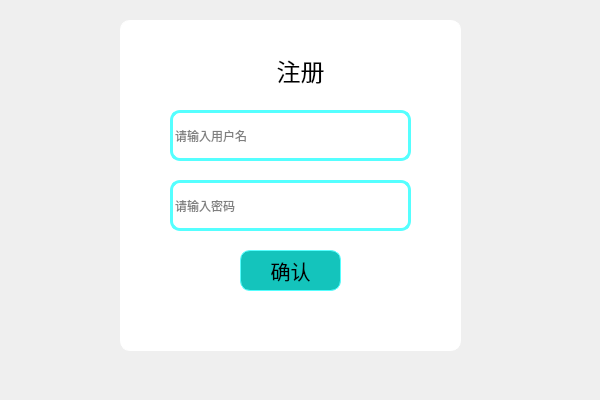
The window that ClientUI/Regist.ui (IDMoquan/Chatting_Room) describes before a commit, drawn with Qt 5.
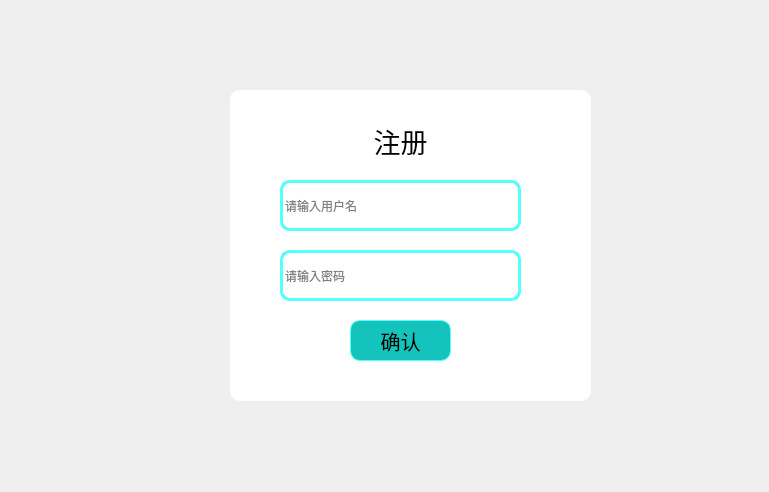
The same window after the commit.

The edit to the form file:
```diff
--- a/ClientUI/Regist.ui
+++ b/ClientUI/Regist.ui
@@ -6,8 +6,8 @@
    <rect>
     <x>0</x>
     <y>0</y>
-    <width>600</width>
-    <height>400</height>
+    <width>769</width>
+    <height>492</height>
    </rect>
   </property>
   <property name="windowTitle">
@@ -16,10 +16,10 @@
   <widget class="QWidget" name="widget" native="true">
    <property name="geometry">
     <rect>
-     <x>120</x>
-     <y>20</y>
-     <width>341</width>
-     <height>331</height>
+     <x>230</x>
+     <y>90</y>
+     <width>361</width>
+     <height>311</height>
     </rect>
    </property>
    <property name="styleSheet">
@@ -34,7 +34,7 @@
    <widget class="QLabel" name="label">
     <property name="geometry">
      <rect>
-      <x>120</x>
+      <x>110</x>
       <y>30</y>
       <width>121</width>
       <height>41</height>
@@ -42,8 +42,8 @@
     </property>
     <property name="font">
      <font>
-      <family>幼圆</family>
-      <pointsize>18</pointsize>
+      <family>微软雅黑</family>
+      <pointsize>20</pointsize>
       <italic>false</italic>
       <bold>false</bold>
      </font>
@@ -71,11 +71,17 @@
       <height>51</height>
      </rect>
     </property>
+    <property name="font">
+     <font>
+      <family>微软雅黑</family>
+     </font>
+    </property>
     <property name="styleSheet">
      <string notr="true">QLineEdit {
     border-radius: 10px; /* 设置边框圆角为10像素 */
     border: 3px solid rgb(85, 255, 255); /* 设置边框颜色和宽度 */
     background-color: transparent; /* 设置背景透明 */
+	color : rgb(0, 0, 0);
 }
 </string>
     </property>
@@ -95,11 +101,17 @@
       <height>51</height>
      </rect>
     </property>
+    <property name="font">
+     <font>
+      <family>微软雅黑</family>
+     </font>
+    </property>
     <property name="styleSheet">
      <string notr="true">QLineEdit {
     border-radius: 10px; /* 设置边框圆角为10像素 */
     border: 3px solid rgb(85, 255, 255); /* 设置边框颜色和宽度 */
     background-color: transparent; /* 设置背景透明 */
+	color : rgb(0, 0, 0);
 }
 </string>
     </property>
```
Left out of the diff: 2 changed lines with no effect on the pictures.
